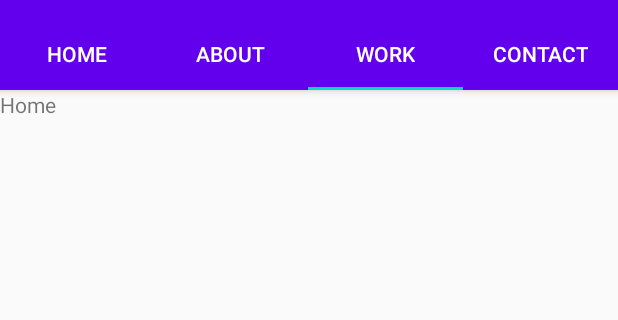
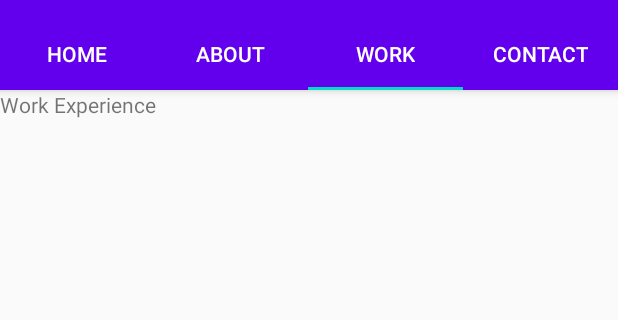
Before and after one commit to tushig11/GroupApp, an Android app: the screen it shows after launch (MainActivity), in the options menu, after a tap on "Work Experience", on a phone screen of 412 x 824 dp, the part 66-386 px from its top. Run offline under Robolectric (Android 15) with nearby library versions, the phone set to English and light mode, and no system bars.

Commit message:
Little fix on options menu

```diff
--- a/app/src/main/java/com/example/groupapp/MainActivity.kt
+++ b/app/src/main/java/com/example/groupapp/MainActivity.kt
@@ -32,13 +32,15 @@ class MainActivity : AppCompatActivity() {
     }
 
     override fun onOptionsItemSelected(item: MenuItem): Boolean {
-        Toast.makeText(applicationContext, item.title.toString(), Toast.LENGTH_SHORT).show()
+        var selectedTab: Int? = null
         when(item.itemId){
-            R.id.main_home -> tabs.getTabAt(0)?.select();
-            R.id.main_about -> tabs.getTabAt(1)?.select();
-            R.id.main_work -> tabs.getTabAt(2)?.select();
-            R.id.main_contact -> tabs.getTabAt(3)?.select();
+            R.id.main_home -> selectedTab = 0
+            R.id.main_about -> selectedTab = 1
+            R.id.main_work -> selectedTab = 2
+            R.id.main_contact -> selectedTab = 3
+            else -> Toast.makeText(applicationContext, item.title.toString(), Toast.LENGTH_SHORT).show()
         }
+        if(selectedTab != null) tabs.getTabAt(selectedTab)?.select()
         return super.onOptionsItemSelected(item)
     }
 }
--- a/app/src/main/java/com/example/groupapp/WorkFragment.kt
+++ b/app/src/main/java/com/example/groupapp/WorkFragment.kt
@@ -13,7 +13,7 @@ class WorkFragment : Fragment() {
         savedInstanceState: Bundle?
     ): View? {
         // Inflate the layout for this fragment
-        return inflater.inflate(R.layout.fragment_home, container, false)
+        return inflater.inflate(R.layout.fragment_work, container, false)
     }
 
 }
```
